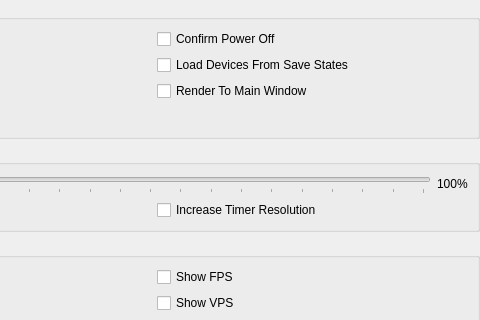
Above: src/duckstation-qt/generalsettingswidget.ui from kofxi3584karlayang/duckstation before the change; both pictures show x 172 to 652 and y 0 to 320 of the 652 by 483 pixel window. Below: the same form after it.
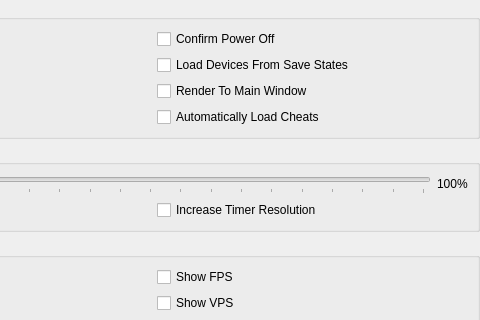
That is the form after the change.

Commit message: Qt: Hook up cheat list menus

Diff of the .ui file:
```diff
--- a/src/duckstation-qt/generalsettingswidget.ui
+++ b/src/duckstation-qt/generalsettingswidget.ui
@@ -81,6 +81,13 @@
         </property>
        </widget>
       </item>
+      <item row="3" column="1">
+       <widget class="QCheckBox" name="autoLoadCheats">
+        <property name="text">
+         <string>Automatically Load Cheats</string>
+        </property>
+       </widget>
+      </item>
      </layout>
     </widget>
    </item>
```
The commit also changes 11 other files.
